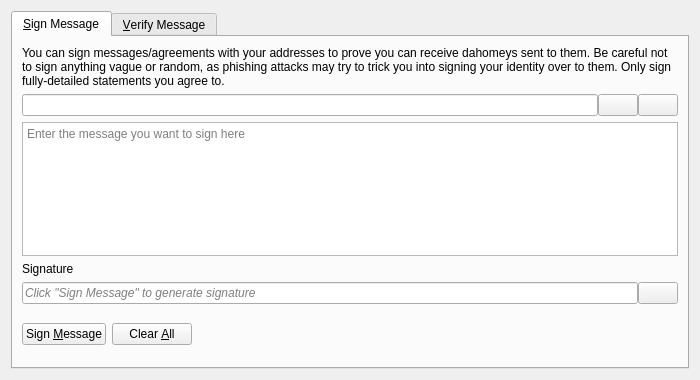
Old version of the form src/qt/forms/signverifymessagedialog.ui in the repository wilofice/dahomey.
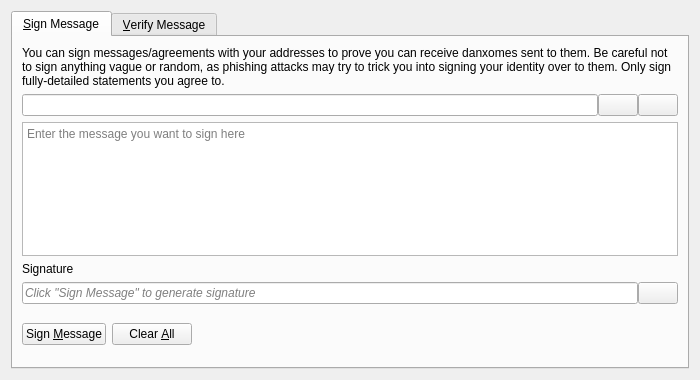
New version of the form. Icons and pictures are not drawn. Custom widgets are drawn as their Qt base class.

```diff
--- a/src/qt/forms/signverifymessagedialog.ui
+++ b/src/qt/forms/signverifymessagedialog.ui
@@ -30,7 +30,7 @@
        <item>
         <widget class="QLabel" name="infoLabel_SM">
          <property name="text">
-          <string>You can sign messages/agreements with your addresses to prove you can receive dahomeys sent to them. Be careful not to sign anything vague or random, as phishing attacks may try to trick you into signing your identity over to them. Only sign fully-detailed statements you agree to.</string>
+          <string>You can sign messages/agreements with your addresses to prove you can receive danxomes sent to them. Be careful not to sign anything vague or random, as phishing attacks may try to trick you into signing your identity over to them. Only sign fully-detailed statements you agree to.</string>
          </property>
          <property name="textFormat">
           <enum>Qt::PlainText</enum>
```
Left out of the diff: 26 changed lines with no effect on the pictures.
